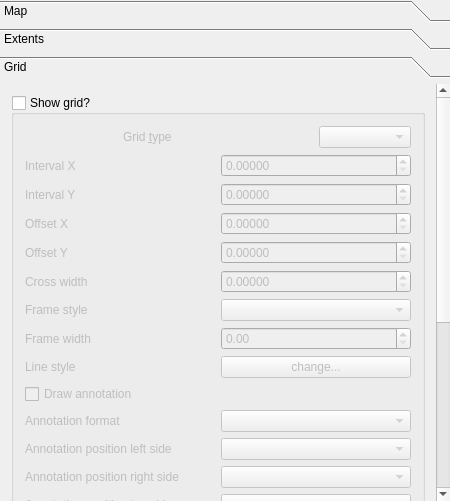
Qt form src/ui/qgscomposermapwidgetbase.ui (qgis/QGIS) before a commit.
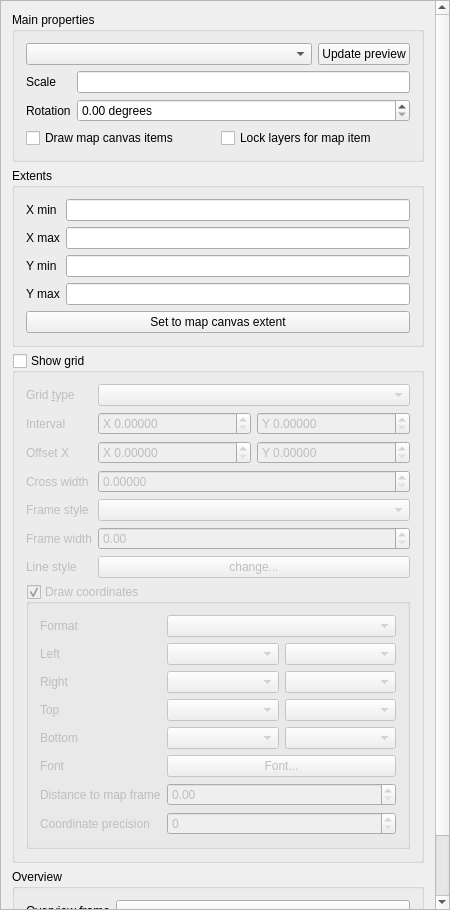
The same form after that commit. The open tabs and pages were chosen to show the change. Custom widgets are drawn as their Qt base class.

The edit to the form file:
```diff
--- a/src/ui/qgscomposermapwidgetbase.ui
+++ b/src/ui/qgscomposermapwidgetbase.ui
@@ -7,7 +7,7 @@
     <x>0</x>
     <y>0</y>
     <width>450</width>
-    <height>501</height>
+    <height>910</height>
    </rect>
   </property>
   <property name="sizePolicy">
@@ -19,35 +19,46 @@
   <property name="windowTitle">
    <string>Map options</string>
   </property>
-  <layout class="QGridLayout" name="gridLayout_8">
+  <layout class="QVBoxLayout" name="verticalLayout_2">
    <property name="margin">
     <number>0</number>
    </property>
-   <item row="0" column="0">
-    <widget class="QToolBox" name="toolBox">
-     <property name="lineWidth">
-      <number>0</number>
+   <item>
+    <widget class="QScrollArea" name="scrollArea">
+     <property name="widgetResizable">
+      <bool>true</bool>
      </property>
-     <property name="currentIndex">
-      <number>0</number>
-     </property>
-     <widget class="QWidget" name="page">
+     <widget class="QWidget" name="scrollAreaWidgetContents">
       <property name="geometry">
        <rect>
         <x>0</x>
-        <y>0</y>
-        <width>440</width>
-        <height>413</height>
+        <y>-115</y>
+        <width>427</width>
+        <height>1023</height>
        </rect>
       </property>
-      <attribute name="label">
-       <string>Map</string>
-      </attribute>
-      <layout class="QGridLayout" name="gridLayout">
-       <item row="7" column="1">
-        <widget class="QComboBox" name="mOverviewFrameMapComboBox"/>
-       </item>
-       <item row="4" column="0">
+      <layout class="QVBoxLayout" name="mainLayout">
+       <item>
+        <widget class="QgsCollapsibleGroupBoxBasic" name="groupBox">
+         <property name="sizePolicy">
+          <sizepolicy hsizetype="Preferred" vsizetype="Maximum">
+           <horstretch>0</horstretch>
+           <verstretch>0</verstretch>
+          </sizepolicy>
+         </property>
+         <property name="title">
+          <string>Main properties</string>
+         </property>
+         <property name="collapsed" stdset="0">
+          <bool>false</bool>
+         </property>
+         <layout class="QFormLayout" name="formLayout">
+          <property name="fieldGrowthPolicy">
+           <enum>QFormLayout::AllNonFixedFieldsGrow</enum>
+          </property>
+          <item row="0" column="0" colspan="2">
+           <layout class="QHBoxLayout" name="horizontalLayout_2">
+            <item>
         <widget class="QComboBox" name="mPreviewModeComboBox">
          <property name="sizePolicy">
           <sizepolicy hsizetype="Expanding" vsizetype="Fixed">
@@ -57,107 +68,16 @@
          </property>
         </widget>
        </item>
-       <item row="0" column="0" colspan="2">
-        <spacer name="verticalSpacer_3">
-         <property name="orientation">
-          <enum>Qt::Vertical</enum>
-         </property>
-         <property name="sizeType">
-          <enum>QSizePolicy::Fixed</enum>
-         </property>
-         <property name="sizeHint" stdset="0">
-          <size>
-           <width>20</width>
-           <height>10</height>
-          </size>
-         </property>
-        </spacer>
-       </item>
-       <item row="9" column="0" colspan="2">
-        <spacer name="verticalSpacer">
-         <property name="orientation">
-          <enum>Qt::Vertical</enum>
-         </property>
-         <property name="sizeType">
-          <enum>QSizePolicy::Expanding</enum>
-         </property>
-         <property name="sizeHint" stdset="0">
-          <size>
-           <width>20</width>
-           <height>40</height>
-          </size>
-         </property>
-        </spacer>
-       </item>
-       <item row="4" column="1">
+            <item>
         <widget class="QPushButton" name="mUpdatePreviewButton">
          <property name="text">
           <string>Update preview</string>
          </property>
         </widget>
        </item>
-       <item row="8" column="0">
-        <widget class="QLabel" name="mOverviewFrameStyleLabel">
-         <property name="text">
-          <string>Overview style</string>
-         </property>
-        </widget>
-       </item>
-       <item row="8" column="1">
-        <widget class="QPushButton" name="mOverviewFrameStyleButton">
-         <property name="text">
-          <string>Change...</string>
-         </property>
-        </widget>
-       </item>
-       <item row="7" column="0">
-        <widget class="QLabel" name="mOverviewFrameMapLabel">
-         <property name="text">
-          <string>Overview frame</string>
-         </property>
-        </widget>
-       </item>
-       <item row="6" column="0" colspan="2">
-        <layout class="QFormLayout" name="formLayout_2">
-         <property name="fieldGrowthPolicy">
-          <enum>QFormLayout::AllNonFixedFieldsGrow</enum>
-         </property>
-         <property name="topMargin">
-          <number>0</number>
-         </property>
-         <item row="2" column="0">
-          <widget class="QLabel" name="textLabel1">
-           <property name="text">
-            <string>Width</string>
-           </property>
-           <property name="wordWrap">
-            <bool>true</bool>
-           </property>
-           <property name="buddy">
-            <cstring>mWidthLineEdit</cstring>
-           </property>
-          </widget>
-         </item>
-         <item row="2" column="1">
-          <widget class="QLineEdit" name="mWidthLineEdit"/>
-         </item>
-         <item row="3" column="0">
-          <widget class="QLabel" name="label_3">
-           <property name="text">
-            <string>Height</string>
-           </property>
-           <property name="wordWrap">
-            <bool>true</bool>
-           </property>
-           <property name="buddy">
-            <cstring>mHeightLineEdit</cstring>
-           </property>
-          </widget>
-         </item>
-         <item row="3" column="1">
-          <widget class="QLineEdit" name="mHeightLineEdit"/>
-         </item>
-         <item row="4" column="0">
+           </layout>
+          </item>
+          <item row="1" column="0">
           <widget class="QLabel" name="label_2">
            <property name="sizePolicy">
             <sizepolicy hsizetype="Preferred" vsizetype="Preferred">
@@ -176,14 +96,14 @@
            </property>
           </widget>
          </item>
-         <item row="4" column="1">
+          <item row="1" column="1">
           <widget class="QLineEdit" name="mScaleLineEdit">
            <property name="inputMask">
             <string/>
            </property>
           </widget>
          </item>
-         <item row="7" column="0">
+          <item row="2" column="0">
           <widget class="QLabel" name="mRotationLabel">
            <property name="text">
             <string>Rotation</string>
@@ -193,7 +113,7 @@
            </property>
           </widget>
          </item>
-         <item row="7" column="1">
+          <item row="2" column="1">
           <widget class="QDoubleSpinBox" name="mRotationSpinBox">
            <property name="suffix">
             <string> degrees</string>
@@ -203,7 +123,16 @@
            </property>
           </widget>
          </item>
-         <item row="8" column="0" colspan="2">
+          <item row="3" column="0" colspan="2">
+           <layout class="QHBoxLayout" name="horizontalLayout_4">
+            <item>
+             <widget class="QCheckBox" name="mDrawCanvasItemsCheckBox">
+              <property name="text">
+               <string>Draw map canvas items</string>
+              </property>
+             </widget>
+            </item>
+            <item>
           <widget class="QCheckBox" name="mKeepLayerListCheckBox">
            <property name="sizePolicy">
             <sizepolicy hsizetype="Preferred" vsizetype="Maximum">
@@ -222,58 +151,27 @@
            </property>
           </widget>
          </item>
-         <item row="9" column="0" colspan="2">
-          <widget class="QCheckBox" name="mDrawCanvasItemsCheckBox">
-           <property name="text">
-            <string>Draw map canvas items</string>
-           </property>
-          </widget>
-         </item>
-        </layout>
-       </item>
-       <item row="5" column="0" colspan="2">
-        <spacer name="verticalSpacer_4">
-         <property name="orientation">
-          <enum>Qt::Vertical</enum>
-         </property>
-         <property name="sizeType">
-          <enum>QSizePolicy::Fixed</enum>
-         </property>
-         <property name="sizeHint" stdset="0">
-          <size>
-           <width>20</width>
-           <height>15</height>
-          </size>
-         </property>
-        </spacer>
-       </item>
-      </layout>
-     </widget>
-     <widget class="QWidget" name="page_2">
-      <property name="geometry">
-       <rect>
-        <x>0</x>
-        <y>0</y>
-        <width>440</width>
-        <height>413</height>
-       </rect>
-      </property>
-      <attribute name="label">
+           </layout>
+          </item>
+         </layout>
+        </widget>
+       </item>
+       <item>
+        <widget class="QgsCollapsibleGroupBoxBasic" name="mExtentsCheckBox">
+         <property name="sizePolicy">
+          <sizepolicy hsizetype="Preferred" vsizetype="Maximum">
+           <horstretch>0</horstretch>
+           <verstretch>0</verstretch>
+          </sizepolicy>
+         </property>
+         <property name="title">
        <string>Extents</string>
-      </attribute>
-      <layout class="QGridLayout" name="gridLayout_5">
-       <property name="margin">
-        <number>3</number>
-       </property>
+         </property>
+         <property name="collapsed" stdset="0">
+          <bool>true</bool>
+         </property>
+         <layout class="QFormLayout" name="formLayout_2">
        <item row="0" column="0">
-        <layout class="QFormLayout" name="formLayout_3">
-         <property name="fieldGrowthPolicy">
-          <enum>QFormLayout::AllNonFixedFieldsGrow</enum>
-         </property>
-         <property name="margin">
-          <number>3</number>
-         </property>
-         <item row="1" column="0">
           <widget class="QLabel" name="mXMinLabel">
            <property name="enabled">
             <bool>true</bool>
@@ -289,10 +187,10 @@
            </property>
           </widget>
          </item>
-         <item row="1" column="1">
+          <item row="0" column="1">
           <widget class="QLineEdit" name="mXMinLineEdit"/>
          </item>
-         <item row="2" column="0">
+          <item row="1" column="0">
           <widget class="QLabel" name="mXMaxLabel">
            <property name="text">
             <string>X max</string>
@@ -305,10 +203,10 @@
            </property>
           </widget>
          </item>
-         <item row="2" column="1">
+          <item row="1" column="1">
           <widget class="QLineEdit" name="mXMaxLineEdit"/>
          </item>
-         <item row="3" column="0">
+          <item row="2" column="0">
           <widget class="QLabel" name="mYMinLabel">
            <property name="text">
             <string>Y min</string>
@@ -321,10 +219,10 @@
            </property>
           </widget>
          </item>
-         <item row="3" column="1">
+          <item row="2" column="1">
           <widget class="QLineEdit" name="mYMinLineEdit"/>
          </item>
-         <item row="4" column="0">
+          <item row="3" column="0">
           <widget class="QLabel" name="mYMaxLabel">
            <property name="text">
             <string>Y max</string>
@@ -337,10 +235,10 @@
            </property>
           </widget>
          </item>
-         <item row="4" column="1">
+          <item row="3" column="1">
           <widget class="QLineEdit" name="mYMaxLineEdit"/>
          </item>
-         <item row="5" column="0" colspan="2">
+          <item row="4" column="0" colspan="2">
           <widget class="QPushButton" name="mSetToMapCanvasExtentButton">
            <property name="sizePolicy">
             <sizepolicy hsizetype="Minimum" vsizetype="Fixed">
@@ -354,26 +252,18 @@
           </widget>
          </item>
         </layout>
-       </item>
-      </layout>
-     </widget>
-     <widget class="QWidget" name="page_3">
-      <property name="geometry">
-       <rect>
-        <x>0</x>
-        <y>0</y>
-        <width>423</width>
-        <height>702</height>
-       </rect>
-      </property>
-      <attribute name="label">
-       <string>Grid</string>
-      </attribute>
-      <layout class="QGridLayout" name="gridLayout_6">
-       <item row="0" column="0">
-        <widget class="QGroupBox" name="mGridCheckBox">
+        </widget>
+       </item>
+       <item>
+        <widget class="QgsCollapsibleGroupBoxBasic" name="mGridCheckBox">
+         <property name="sizePolicy">
+          <sizepolicy hsizetype="Preferred" vsizetype="Maximum">
+           <horstretch>0</horstretch>
+           <verstretch>0</verstretch>
+          </sizepolicy>
+         </property>
          <property name="title">
-          <string>Show grid?</string>
+          <string>Show grid</string>
          </property>
          <property name="checkable">
           <bool>true</bool>
@@ -381,8 +271,14 @@
          <property name="checked">
           <bool>false</bool>
          </property>
-         <layout class="QGridLayout" name="gridLayout_4">
-          <item row="0" column="1">
+         <property name="collapsed" stdset="0">
+          <bool>true</bool>
+         </property>
+         <layout class="QFormLayout">
+          <property name="fieldGrowthPolicy">
+           <enum>QFormLayout::AllNonFixedFieldsGrow</enum>
+          </property>
+          <item row="0" column="0">
            <widget class="QLabel" name="mGridTypeLabel">
             <property name="accessibleName">
              <string extracomment="Hello translotor"/>
@@ -398,25 +294,13 @@
             </property>
            </widget>
           </item>
-          <item row="0" column="3">
+          <item row="0" column="1">
            <widget class="QComboBox" name="mGridTypeComboBox"/>
           </item>
-          <item row="1" column="0" colspan="4">
-           <layout class="QGridLayout" name="gridLayout_3">
-            <item row="2" column="1">
-             <widget class="QDoubleSpinBox" name="mOffsetXSpinBox">
-              <property name="decimals">
-               <number>5</number>
-              </property>
-              <property name="maximum">
-               <double>9999999.000000000000000</double>
-              </property>
-             </widget>
-            </item>
-            <item row="0" column="0">
+          <item row="1" column="0">
              <widget class="QLabel" name="mIntervalXLabel">
               <property name="text">
-               <string>Interval X</string>
+             <string>Interval</string>
               </property>
               <property name="wordWrap">
                <bool>true</bool>
@@ -426,31 +310,13 @@
               </property>
              </widget>
             </item>
-            <item row="0" column="1">
-             <widget class="QDoubleSpinBox" name="mIntervalXSpinBox">
-              <property name="decimals">
-               <number>5</number>
-              </property>
-              <property name="maximum">
-               <double>9999999.000000000000000</double>
-              </property>
-             </widget>
-            </item>
-            <item row="1" column="0">
-             <widget class="QLabel" name="mIntervalYLabel">
-              <property name="text">
-               <string>Interval Y</string>
-              </property>
-              <property name="wordWrap">
-               <bool>true</bool>
-              </property>
-              <property name="buddy">
-               <cstring>mIntervalYSpinBox</cstring>
-              </property>
-             </widget>
-            </item>
             <item row="1" column="1">
+           <layout class="QHBoxLayout" name="horizontalLayout_3">
+            <item>
              <widget class="QDoubleSpinBox" name="mIntervalYSpinBox">
+              <property name="prefix">
+               <string>X </string>
+              </property>
               <property name="decimals">
                <number>5</number>
               </property>
@@ -458,6 +324,21 @@
                <double>9999999.000000000000000</double>
               </property>
              </widget>
+            </item>
+            <item>
+             <widget class="QDoubleSpinBox" name="mIntervalXSpinBox">
+              <property name="prefix">
+               <string>Y </string>
+              </property>
+              <property name="decimals">
+               <number>5</number>
+              </property>
+              <property name="maximum">
+               <double>9999999.000000000000000</double>
+              </property>
+             </widget>
+            </item>
+           </layout>
             </item>
             <item row="2" column="0">
              <widget class="QLabel" name="mOffsetXLabel">
@@ -472,21 +353,26 @@
               </property>
              </widget>
             </item>
-            <item row="3" column="0">
-             <widget class="QLabel" name="mOffsetYLabel">
-              <property name="text">
-               <string>Offset Y</string>
+          <item row="2" column="1">
+           <layout class="QHBoxLayout" name="horizontalLayout_5">
+            <item>
+             <widget class="QDoubleSpinBox" name="mOffsetXSpinBox">
+              <property name="prefix">
+               <string>X </string>
               </property>
-              <property name="wordWrap">
-               <bool>true</bool>
+              <property name="decimals">
+               <number>5</number>
               </property>
-              <property name="buddy">
-               <cstring>mOffsetYSpinBox</cstring>
+              <property name="maximum">
+               <double>9999999.000000000000000</double>
               </property>
              </widget>
             </item>
-            <item row="3" column="1">
+            <item>
              <widget class="QDoubleSpinBox" name="mOffsetYSpinBox">
+              <property name="prefix">
+               <string>Y </string>
+              </property>
               <property name="decimals">
                <number>5</number>
               </property>
@@ -495,7 +381,9 @@
               </property>
              </widget>
             </item>
-            <item row="4" column="0">
+           </layout>
+          </item>
+          <item row="3" column="0">
              <widget class="QLabel" name="mCrossWidthLabel">
               <property name="text">
                <string>Cross width</string>
@@ -508,38 +396,34 @@
               </property>
              </widget>
             </item>
-            <item row="4" column="1">
+          <item row="3" column="1">
              <widget class="QDoubleSpinBox" name="mCrossWidthSpinBox">
               <property name="decimals">
                <number>5</number>
               </property>
              </widget>
             </item>
-            <item row="5" column="0">
+          <item row="4" column="0">
              <widget class="QLabel" name="mFrameStyleLabel">
               <property name="text">
                <string>Frame style</string>
               </property>
              </widget>
             </item>
-            <item row="5" column="1">
+          <item row="4" column="1">
              <widget class="QComboBox" name="mFrameStyleComboBox"/>
             </item>
-            <item row="6" column="0">
+          <item row="5" column="0">
              <widget class="QLabel" name="mFrameWidthLabel">
               <property name="text">
                <string>Frame width</string>
               </property>
              </widget>
             </item>
-            <item row="6" column="1">
+          <item row="5" column="1">
              <widget class="QDoubleSpinBox" name="mFrameWidthSpinBox"/>
             </item>
-           </layout>
-          </item>
-          <item row="2" column="0" colspan="4">
-           <layout class="QHBoxLayout" name="horizontalLayout">
-            <item>
+          <item row="6" column="0">
              <widget class="QLabel" name="mLineStyleLabel">
               <property name="text">
                <string>Line style</string>
@@ -549,28 +433,48 @@
               </property>
              </widget>
             </item>
-            <item>
+          <item row="6" column="1">
              <widget class="QPushButton" name="mGridLineStyleButton">
               <property name="text">
                <string>change...</string>
               </property>
              </widget>
             </item>
-           </layout>
-          </item>
-          <item row="3" column="0" colspan="2">
-           <widget class="QCheckBox" name="mDrawAnnotationCheckBox">
+          <item row="7" column="0" colspan="2">
+           <widget class="QgsCollapsibleGroupBoxBasic" name="mDrawAnnotationCheckableGroupBox">
+            <property name="title">
+             <string>Draw coordinates</string>
+            </property>
+            <property name="checkable">
+             <bool>true</bool>
+            </property>
+            <property name="collapsed" stdset="0">
+             <bool>true</bool>
+            </property>
+            <property name="saveCheckedState" stdset="0">
+             <bool>false</bool>
+            </property>
+            <property name="saveCollapsedState" stdset="0">
+             <bool>false</bool>
+            </property>
+            <layout class="QFormLayout" name="formLayout_4">
+             <property name="fieldGrowthPolicy">
+              <enum>QFormLayout::AllNonFixedFieldsGrow</enum>
+             </property>
+             <item row="0" column="0">
+              <widget class="QLabel" name="mAnnotationFormatLabel">
             <property name="text">
-             <string>Draw annotation</string>
+                <string>Format</string>
             </property>
            </widget>
           </item>
-          <item row="5" column="0" colspan="4">
-           <layout class="QGridLayout" name="gridLayout_2">
+             <item row="0" column="1">
+              <widget class="QComboBox" name="mAnnotationFormatComboBox"/>
+             </item>
             <item row="1" column="0">
              <widget class="QLabel" name="mAnnotationPositionLabelLeft">
               <property name="text">
-               <string>Annotation position left side</string>
+                <string>Left</string>
               </property>
               <property name="wordWrap">
                <bool>true</bool>
@@ -581,12 +485,19 @@
              </widget>
             </item>
             <item row="1" column="1">
+              <layout class="QHBoxLayout" name="horizontalLayout">
+               <item>
+                <widget class="QComboBox" name="mAnnotationDirectionComboBoxLeft"/>
+               </item>
+               <item>
              <widget class="QComboBox" name="mAnnotationPositionLeftComboBox"/>
             </item>
+              </layout>
+             </item>
             <item row="2" column="0">
              <widget class="QLabel" name="mAnnotationPositionLabelRight">
               <property name="text">
-               <string>Annotation position right side</string>
+                <string>Right</string>
               </property>
               <property name="wordWrap">
                <bool>true</bool>
@@ -597,12 +508,19 @@
              </widget>
             </item>
             <item row="2" column="1">
+              <layout class="QHBoxLayout" name="horizontalLayout_6">
+               <item>
+                <widget class="QComboBox" name="mAnnotationDirectionComboBoxRight"/>
+               </item>
+               <item>
              <widget class="QComboBox" name="mAnnotationPositionRightComboBox"/>
             </item>
+              </layout>
+             </item>
             <item row="3" column="0">
              <widget class="QLabel" name="mAnnotationPositionLabelTop">
               <property name="text">
-               <string>Annotation position top side</string>
+                <string>Top</string>
               </property>
               <property name="wordWrap">
                <bool>true</bool>
@@ -613,12 +531,19 @@
              </widget>
             </item>
             <item row="3" column="1">
+              <layout class="QHBoxLayout" name="horizontalLayout_7">
+               <item>
+                <widget class="QComboBox" name="mAnnotationDirectionComboBoxTop"/>
+               </item>
+               <item>
              <widget class="QComboBox" name="mAnnotationPositionTopComboBox"/>
             </item>
+              </layout>
+             </item>
             <item row="4" column="0">
              <widget class="QLabel" name="mAnnotationPositionLabelBottom">
               <property name="text">
-               <string>Annotation position bottom side</string>
+                <string>Bottom</string>
               </property>
               <property name="wordWrap">
                <bool>true</bool>
@@ -629,89 +554,30 @@
              </widget>
             </item>
             <item row="4" column="1">
-             <widget class="QComboBox" name="mAnnotationPositionBottomComboBox"/>
-            </item>
-            <item row="5" column="0">
-             <widget class="QLabel" name="mAnnotationDirectionLabelLeft">
-              <property name="frameShape">
-               <enum>QFrame::NoFrame</enum>
-              </property>
-              <property name="text">
-               <string>Annotation direction left side</string>
-              </property>
-              <property name="wordWrap">
-               <bool>true</bool>
-              </property>
-              <property name="buddy">
-               <cstring>mAnnotationDirectionComboBoxLeft</cstring>
-              </property>
-             </widget>
-            </item>
-            <item row="5" column="1">
-             <widget class="QComboBox" name="mAnnotationDirectionComboBoxLeft"/>
-            </item>
-            <item row="6" column="0">
-             <widget class="QLabel" name="mAnnotationDirectionLabelRight">
-              <property name="text">
-               <string>Annotation direction right side</string>
-              </property>
-              <property name="wordWrap">
-               <bool>true</bool>
-              </property>
-              <property name="buddy">
-               <cstring>mAnnotationDirectionComboBoxRight</cstring>
-              </property>
-             </widget>
-            </item>
-            <item row="6" column="1">
-             <widget class="QComboBox" name="mAnnotationDirectionComboBoxRight"/>
-            </item>
-            <item row="7" column="0">
-             <widget class="QLabel" name="mAnnotationDirectionLabelTop">
-              <property name="text">
-               <string>Annotation direction top side</string>
-              </property>
-              <property name="wordWrap">
-               <bool>true</bool>
-              </property>
-             </widget>
-            </item>
-            <item row="7" column="1">
-             <widget class="QComboBox" name="mAnnotationDirectionComboBoxTop"/>
-            </item>
-            <item row="8" column="0">
-             <widget class="QLabel" name="mAnnotationDirectionLabeBottom">
-              <property name="text">
-               <string>Annotation direction bottom side</string>
-              </property>
-              <property name="wordWrap">
-               <bool>true</bool>
-              </property>
-             </widget>
-            </item>
-            <item row="8" column="1">
+              <layout class="QHBoxLayout" name="horizontalLayout_8">
+               <item>
              <widget class="QComboBox" name="mAnnotationDirectionComboBoxBottom"/>
             </item>
-            <item row="0" column="0">
-             <widget class="QLabel" name="mAnnotationFormatLabel">
-              <property name="text">
-               <string>Annotation format</string>
-              </property>
-             </widget>
-            </item>
-            <item row="0" column="1">
-             <widget class="QComboBox" name="mAnnotationFormatComboBox"/>
+               <item>
+                <widget class="QComboBox" name="mAnnotationPositionBottomComboBox"/>
             </item>
            </layout>
           </item>
-          <item row="6" column="0">
+             <item row="5" column="1">
            <widget class="QPushButton" name="mAnnotationFontButton">
             <property name="text">
              <string>Font...</string>
             </property>
            </widget>
           </item>
-          <item row="7" column="0" colspan="2">
+             <item row="5" column="0">
+              <widget class="QLabel" name="label">
+               <property name="text">
+                <string>Font</string>
+               </property>
+              </widget>
+             </item>
+             <item row="6" column="0">
            <widget class="QLabel" name="mDistanceToFrameLabel">
             <property name="text">
              <string>Distance to map frame</string>
@@ -724,10 +590,10 @@
             </property>
            </widget>
           </item>
-          <item row="7" column="2" colspan="2">
+             <item row="6" column="1">
            <widget class="QDoubleSpinBox" name="mDistanceToMapFrameSpinBox"/>
           </item>
-          <item row="8" column="0" colspan="2">
+             <item row="7" column="0">
            <widget class="QLabel" name="mCoordinatePrecisionLabel">
             <property name="text">
              <string>Coordinate precision</string>
@@ -740,21 +606,53 @@
             </property>
            </widget>
           </item>
-          <item row="8" column="2" colspan="2">
+             <item row="7" column="1">
            <widget class="QSpinBox" name="mCoordinatePrecisionSpinBox"/>
           </item>
-          <item row="9" column="0">
-           <spacer name="verticalSpacer_2">
-            <property name="orientation">
-             <enum>Qt::Vertical</enum>
-            </property>
-            <property name="sizeHint" stdset="0">
-             <size>
-              <width>20</width>
-              <height>40</height>
-             </size>
-            </property>
-           </spacer>
+            </layout>
+           </widget>
+          </item>
+         </layout>
+        </widget>
+       </item>
+       <item>
+        <widget class="QgsCollapsibleGroupBoxBasic" name="groupBox_2">
+         <property name="sizePolicy">
+          <sizepolicy hsizetype="Preferred" vsizetype="Maximum">
+           <horstretch>0</horstretch>
+           <verstretch>0</verstretch>
+          </sizepolicy>
+         </property>
+         <property name="title">
+          <string>Overview</string>
+         </property>
+         <property name="collapsed" stdset="0">
+          <bool>true</bool>
+         </property>
+         <layout class="QFormLayout" name="formLayout_3">
+          <item row="0" column="0">
+           <widget class="QLabel" name="mOverviewFrameMapLabel">
+            <property name="text">
+             <string>Overview frame</string>
+            </property>
+           </widget>
+          </item>
+          <item row="0" column="1">
+           <widget class="QComboBox" name="mOverviewFrameMapComboBox"/>
+          </item>
+          <item row="1" column="0">
+           <widget class="QLabel" name="mOverviewFrameStyleLabel">
+            <property name="text">
+             <string>Overview style</string>
+            </property>
+           </widget>
+          </item>
+          <item row="1" column="1">
+           <widget class="QPushButton" name="mOverviewFrameStyleButton">
+            <property name="text">
+             <string>Change...</string>
+            </property>
+           </widget>
           </item>
          </layout>
         </widget>
@@ -766,10 +664,14 @@
   </layout>
  </widget>
  <layoutdefault spacing="6" margin="11"/>
- <tabstops>
-  <tabstop>mDrawAnnotationCheckBox</tabstop>
-  <tabstop>mAnnotationFontButton</tabstop>
- </tabstops>
+ <customwidgets>
+  <customwidget>
+   <class>QgsCollapsibleGroupBoxBasic</class>
+   <extends>QGroupBox</extends>
+   <header location="global">qgscollapsiblegroupbox.h</header>
+   <container>1</container>
+  </customwidget>
+ </customwidgets>
  <resources/>
  <connections/>
 </ui>
```
Lines whose indentation alone changed are shown as unchanged.
